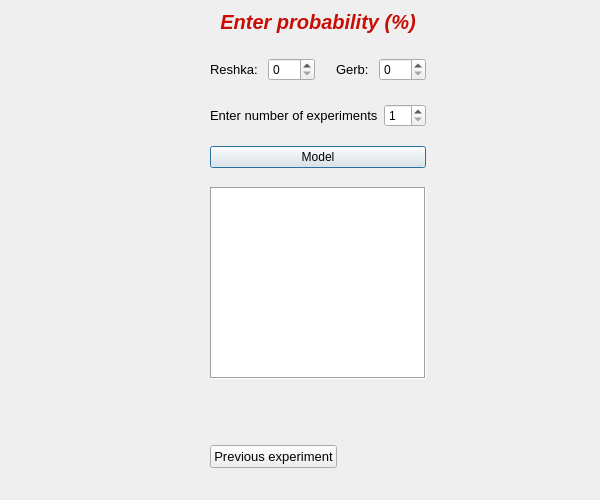
This is Lab2/coins.ui in JuliaNortman/LabWorks as Qt 5 draws it before an edit. The edited form follows.
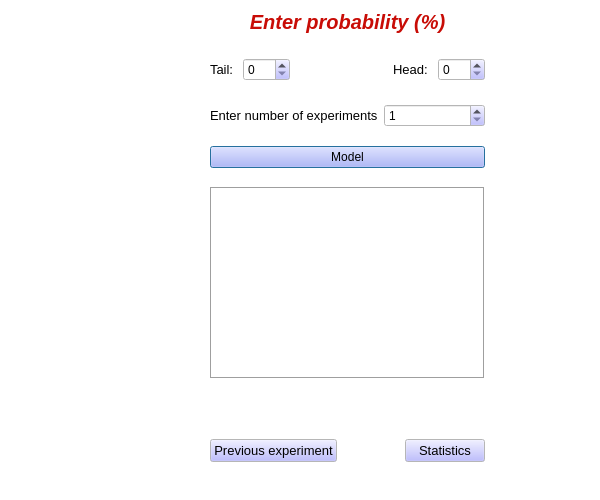
This is the edited form. Icons and pictures are not drawn.

```diff
--- a/Lab2/coins.ui
+++ b/Lab2/coins.ui
@@ -10,6 +10,129 @@
     <height>500</height>
    </rect>
   </property>
+  <property name="palette">
+   <palette>
+    <active>
+     <colorrole role="WindowText">
+      <brush brushstyle="SolidPattern">
+       <color alpha="255">
+        <red>0</red>
+        <green>0</green>
+        <blue>0</blue>
+       </color>
+      </brush>
+     </colorrole>
+     <colorrole role="Button">
+      <brush brushstyle="SolidPattern">
+       <color alpha="255">
+        <red>0</red>
+        <green>255</green>
+        <blue>0</blue>
+       </color>
+      </brush>
+     </colorrole>
+     <colorrole role="Base">
+      <brush brushstyle="SolidPattern">
+       <color alpha="255">
+        <red>255</red>
+        <green>255</green>
+        <blue>255</blue>
+       </color>
+      </brush>
+     </colorrole>
+     <colorrole role="Window">
+      <brush brushstyle="SolidPattern">
+       <color alpha="255">
+        <red>255</red>
+        <green>255</green>
+        <blue>255</blue>
+       </color>
+      </brush>
+     </colorrole>
+    </active>
+    <inactive>
+     <colorrole role="WindowText">
+      <brush brushstyle="SolidPattern">
+       <color alpha="255">
+        <red>0</red>
+        <green>0</green>
+        <blue>0</blue>
+       </color>
+      </brush>
+     </colorrole>
+     <colorrole role="Button">
+      <brush brushstyle="SolidPattern">
+       <color alpha="255">
+        <red>170</red>
+        <green>170</green>
+        <blue>255</blue>
+       </color>
+      </brush>
+     </colorrole>
+     <colorrole role="Base">
+      <brush brushstyle="SolidPattern">
+       <color alpha="255">
+        <red>255</red>
+        <green>255</green>
+        <blue>255</blue>
+       </color>
+      </brush>
+     </colorrole>
+     <colorrole role="Window">
+      <brush brushstyle="SolidPattern">
+       <color alpha="255">
+        <red>255</red>
+        <green>255</green>
+        <blue>255</blue>
+       </color>
+      </brush>
+     </colorrole>
+    </inactive>
+    <disabled>
+     <colorrole role="WindowText">
+      <brush brushstyle="SolidPattern">
+       <color alpha="255">
+        <red>120</red>
+        <green>120</green>
+        <blue>120</blue>
+       </color>
+      </brush>
+     </colorrole>
+     <colorrole role="Button">
+      <brush brushstyle="SolidPattern">
+       <color alpha="255">
+        <red>170</red>
+        <green>85</green>
+        <blue>0</blue>
+       </color>
+      </brush>
+     </colorrole>
+     <colorrole role="Base">
+      <brush brushstyle="SolidPattern">
+       <color alpha="255">
+        <red>255</red>
+        <green>255</green>
+        <blue>255</blue>
+       </color>
+      </brush>
+     </colorrole>
+     <colorrole role="Window">
+      <brush brushstyle="SolidPattern">
+       <color alpha="255">
+        <red>255</red>
+        <green>255</green>
+        <blue>255</blue>
+       </color>
+      </brush>
+     </colorrole>
+    </disabled>
+   </palette>
+  </property>
+  <property name="font">
+   <font>
+    <family>Arial</family>
+   </font>
+  </property>
   <property name="cursor">
    <cursorShape>ArrowCursor</cursorShape>
   </property>
@@ -22,26 +145,13 @@
   <property name="modal">
    <bool>false</bool>
   </property>
-  <widget class="QLabel" name="coinPicture">
-   <property name="geometry">
-    <rect>
-     <x>10</x>
-     <y>170</y>
-     <width>151</width>
-     <height>171</height>
-    </rect>
-   </property>
-   <property name="text">
-    <string/>
-   </property>
-  </widget>
-  <widget class="QWidget" name="">
+  <widget class="QWidget" name="layoutWidget">
    <property name="geometry">
     <rect>
      <x>210</x>
      <y>10</y>
-     <width>216</width>
-     <height>458</height>
+     <width>275</width>
+     <height>452</height>
     </rect>
    </property>
    <layout class="QVBoxLayout" name="verticalLayout_4">
@@ -91,7 +201,7 @@
              </font>
             </property>
             <property name="text">
-             <string>&lt;html&gt;&lt;head/&gt;&lt;body&gt;&lt;p&gt;&lt;span style=&quot; font-size:10pt;&quot;&gt;Reshka: &lt;/span&gt;&lt;/p&gt;&lt;/body&gt;&lt;/html&gt;</string>
+             <string>&lt;html&gt;&lt;head/&gt;&lt;body&gt;&lt;p&gt;&lt;span style=&quot; font-size:10pt;&quot;&gt;Tail: &lt;/span&gt;&lt;/p&gt;&lt;/body&gt;&lt;/html&gt;</string>
             </property>
            </widget>
           </item>
@@ -118,7 +228,7 @@
           <item>
            <widget class="QLabel" name="label_3">
             <property name="text">
-             <string>&lt;html&gt;&lt;head/&gt;&lt;body&gt;&lt;p&gt;&lt;span style=&quot; font-size:10pt;&quot;&gt;Gerb: &lt;/span&gt;&lt;/p&gt;&lt;/body&gt;&lt;/html&gt;</string>
+             <string>&lt;html&gt;&lt;head/&gt;&lt;body&gt;&lt;p&gt;&lt;span style=&quot; font-size:10pt;&quot;&gt;Head: &lt;/span&gt;&lt;/p&gt;&lt;/body&gt;&lt;/html&gt;</string>
             </property>
            </widget>
           </item>
@@ -166,6 +276,12 @@
           <property name="minimum">
            <number>1</number>
           </property>
+          <property name="maximum">
+           <number>200</number>
+          </property>
+          <property name="displayIntegerBase">
+           <number>10</number>
+          </property>
          </widget>
         </item>
        </layout>
@@ -276,6 +392,21 @@
           </property>
          </spacer>
         </item>
+        <item>
+         <widget class="QPushButton" name="statisticsButton">
+          <property name="font">
+           <font>
+            <pointsize>10</pointsize>
+           </font>
+          </property>
+          <property name="cursor">
+           <cursorShape>PointingHandCursor</cursorShape>
+          </property>
+          <property name="text">
+           <string>Statistics</string>
+          </property>
+         </widget>
+        </item>
        </layout>
       </item>
      </layout>
```
Left out of the diff: 44 changed lines with no effect on the pictures.
